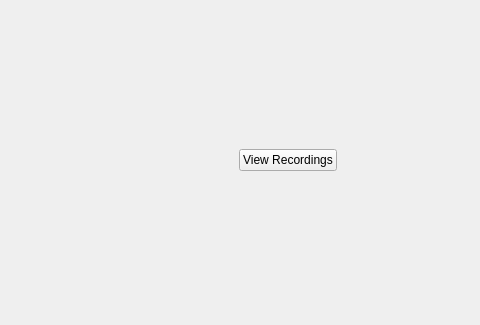
ShoeBoom/Home-security-system, file UI/mainwindow.ui: the form before one commit; both pictures show x 277 to 757 and y 224 to 549 of the 757 by 549 pixel window.
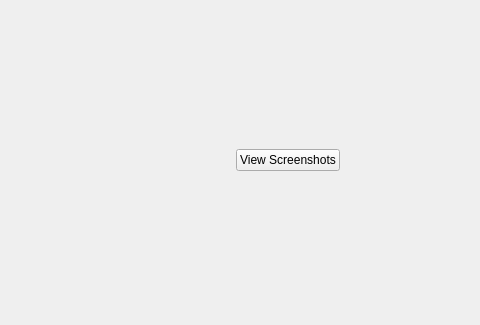
The form after the commit.

```diff
--- a/UI/mainwindow.ui
+++ b/UI/mainwindow.ui
@@ -44,7 +44,7 @@
       <item alignment="Qt::AlignHCenter|Qt::AlignTop">
        <widget class="QPushButton" name="pushButton">
         <property name="text">
-         <string>View Recordings</string>
+         <string>View Screenshots</string>
         </property>
        </widget>
       </item>
```
